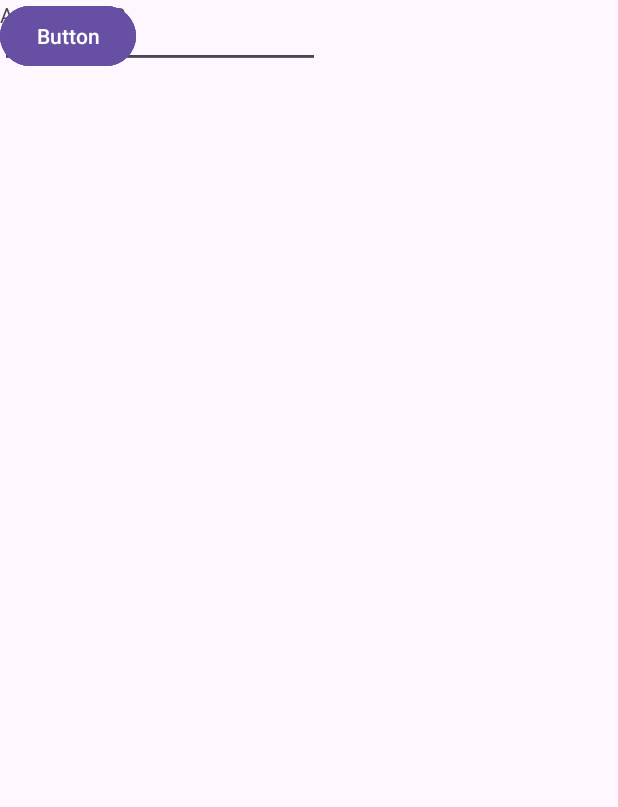
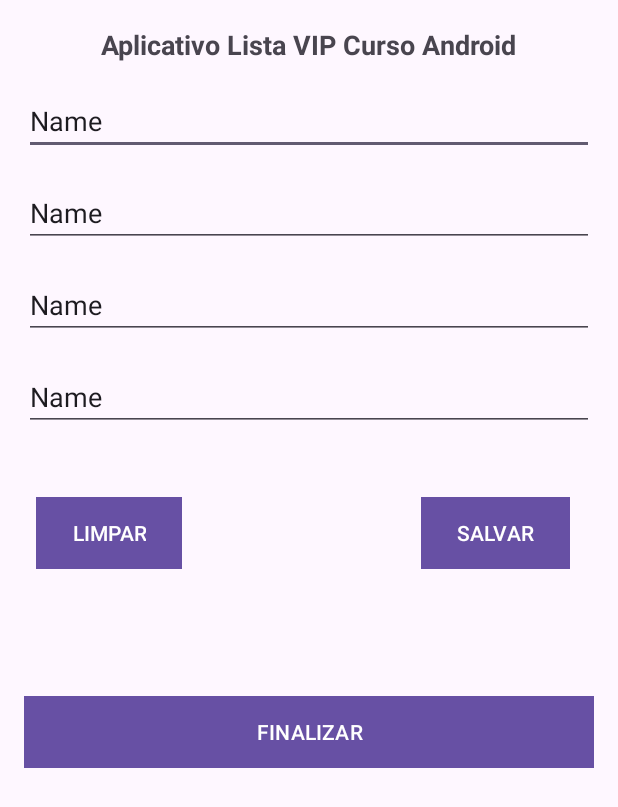
Before and after one commit to wittmann1st/2023FontsGitAndroid, an Android app: the screen it shows after launch (MainActivity), on a phone screen of 412 x 824 dp. Shown: the top 807 px of the screen. Run offline under Robolectric (Android 15) with nearby library versions, the phone set to English and light mode, and no system bars.

Commit message:
Criar o Layout do Aplicativo.

```diff
--- a/AppListaCurso/app/src/main/res/layout/activity_main.xml
+++ b/AppListaCurso/app/src/main/res/layout/activity_main.xml
@@ -10,72 +10,110 @@
         android:id="@+id/textView"
         android:layout_width="wrap_content"
         android:layout_height="wrap_content"
-        android:text="App Lista VIP"
-        tools:layout_editor_absoluteX="178dp"
-        tools:layout_editor_absoluteY="34dp" />
+        android:text="Aplicativo Lista VIP Curso Android"
+        android:textSize="18sp"
+        android:textStyle="bold"
+        app:layout_constraintBottom_toBottomOf="parent"
+        app:layout_constraintEnd_toEndOf="parent"
+        app:layout_constraintStart_toStartOf="parent"
+        app:layout_constraintTop_toTopOf="parent"
+        app:layout_constraintVertical_bias="0.022" />
 
     <EditText
         android:id="@+id/editTextText"
-        android:layout_width="wrap_content"
+        android:layout_width="match_parent"
         android:layout_height="wrap_content"
+        android:layout_margin="16dp"
+        android:layout_marginTop="16dp"
         android:ems="10"
+        android:hint="Primeiro Nome"
         android:inputType="text"
         android:text="Name"
-        tools:layout_editor_absoluteX="100dp"
-        tools:layout_editor_absoluteY="108dp" />
+        app:layout_constraintEnd_toEndOf="parent"
+        app:layout_constraintStart_toStartOf="parent"
+        app:layout_constraintTop_toBottomOf="@+id/textView" />
 
     <EditText
-        android:id="@+id/editTextText2"
-        android:layout_width="wrap_content"
+        android:id="@+id/editTextText5"
+        android:layout_width="match_parent"
         android:layout_height="wrap_content"
+        android:layout_margin="16dp"
+        android:layout_marginTop="40dp"
         android:ems="10"
+        android:hint="Sobrenome"
         android:inputType="text"
         android:text="Name"
-        tools:layout_editor_absoluteX="101dp"
-        tools:layout_editor_absoluteY="174dp" />
+        app:layout_constraintEnd_toEndOf="parent"
+        app:layout_constraintStart_toStartOf="parent"
+        app:layout_constraintTop_toBottomOf="@+id/editTextText" />
 
     <EditText
-        android:id="@+id/editTextText3"
-        android:layout_width="wrap_content"
+        android:id="@+id/editTextText6"
+        android:layout_width="match_parent"
         android:layout_height="wrap_content"
+        android:layout_margin="16dp"
+        android:layout_marginTop="56dp"
         android:ems="10"
+        android:hint="Nome do Curso Desejado"
         android:inputType="text"
         android:text="Name"
-        tools:layout_editor_absoluteX="100dp"
-        tools:layout_editor_absoluteY="252dp" />
+        app:layout_constraintEnd_toEndOf="parent"
+        app:layout_constraintStart_toStartOf="parent"
+        app:layout_constraintTop_toBottomOf="@+id/editTextText5" />
 
     <EditText
-        android:id="@+id/editTextText4"
-        android:layout_width="wrap_content"
+        android:id="@+id/editTextText7"
+        android:layout_width="match_parent"
         android:layout_height="wrap_content"
+        android:layout_margin="16dp"
+        android:layout_marginTop="40dp"
         android:ems="10"
+        android:hint="Telefone de Contato"
         android:inputType="text"
         android:text="Name"
-        tools:layout_editor_absoluteX="108dp"
-        tools:layout_editor_absoluteY="332dp" />
+        app:layout_constraintEnd_toEndOf="parent"
+        app:layout_constraintStart_toStartOf="parent"
+        app:layout_constraintTop_toBottomOf="@+id/editTextText6" />
 
     <Button
         android:id="@+id/button"
         android:layout_width="wrap_content"
         android:layout_height="wrap_content"
-        android:text="Button"
-        tools:layout_editor_absoluteX="63dp"
-        tools:layout_editor_absoluteY="461dp" />
+        android:layout_marginTop="44dp"
+        android:layout_marginEnd="116dp"
+        android:background="@color/corBotoes"
+        android:text="LIMPAR"
+        app:layout_constraintBottom_toTopOf="@+id/button3"
+        app:layout_constraintEnd_toStartOf="@+id/button2"
+        app:layout_constraintHorizontal_bias="0.353"
+        app:layout_constraintStart_toStartOf="parent"
+        app:layout_constraintTop_toBottomOf="@+id/editTextText7"
+        app:layout_constraintVertical_bias="0.0" />
 
     <Button
         android:id="@+id/button2"
         android:layout_width="wrap_content"
         android:layout_height="wrap_content"
-        android:text="Button"
-        tools:layout_editor_absoluteX="252dp"
-        tools:layout_editor_absoluteY="463dp" />
+        android:layout_marginTop="44dp"
+        android:layout_marginEnd="32dp"
+        android:background="@color/corBotoes"
+        android:text="SALVAR"
+        app:layout_constraintBottom_toTopOf="@+id/button3"
+        app:layout_constraintEnd_toEndOf="parent"
+        app:layout_constraintTop_toBottomOf="@+id/editTextText7"
+        app:layout_constraintVertical_bias="0.0" />
 
     <Button
         android:id="@+id/button3"
-        android:layout_width="wrap_content"
+        android:layout_width="match_parent"
         android:layout_height="wrap_content"
-        android:text="Button"
-        tools:layout_editor_absoluteX="160dp"
-        tools:layout_editor_absoluteY="590dp" />
+        android:layout_margin="16dp"
+        android:layout_marginTop="140dp"
+        android:background="@color/corBotoes"
+        android:text="FINALIZAR"
+        app:layout_constraintBottom_toBottomOf="parent"
+        app:layout_constraintStart_toStartOf="parent"
+        app:layout_constraintTop_toBottomOf="@+id/editTextText7"
+        app:layout_constraintVertical_bias="0.352" />
 
 </androidx.constraintlayout.widget.ConstraintLayout>
--- a/AppListaCurso/app/src/main/res/values/colors.xml
+++ b/AppListaCurso/app/src/main/res/values/colors.xml
@@ -2,4 +2,5 @@
 <resources>
     <color name="black">#FF000000</color>
     <color name="white">#FFFFFFFF</color>
+    <color name="corBotoes">#03A9F4</color>
 </resources>
```
